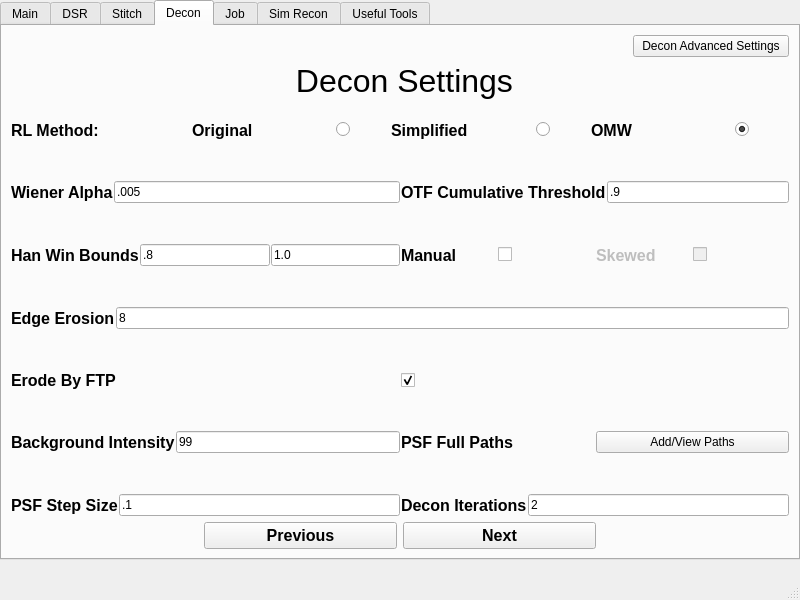
abcucberkeley/PetaKit5D-GUI, file src/mainwindow.ui: the form before one commit.
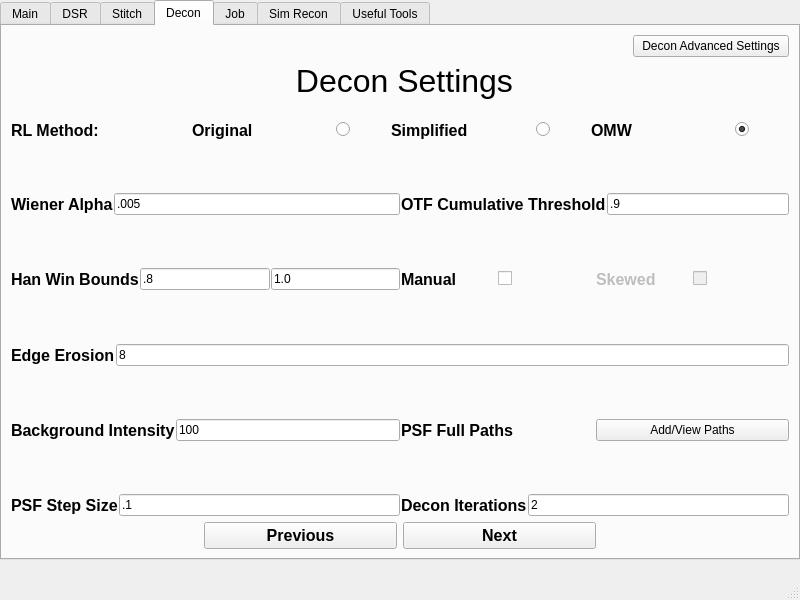
The form after the commit. The open tabs and pages were chosen to show the change.

Commit message: Moved ErodeByFTP to decon advanced and changed default Background Intensity to 100

What changed in the file:
```diff
--- a/src/mainwindow.ui
+++ b/src/mainwindow.ui
@@ -2494,7 +2494,7 @@
        </layout>
       </item>
       <item row="1" column="0">
-       <layout class="QVBoxLayout" name="verticalLayout_12" stretch="1,1,1,1,1,1,1,1,1,1,1,1,1">
+       <layout class="QVBoxLayout" name="verticalLayout_12" stretch="1,1,1,1,1,1,1,1,1,1,1">
         <property name="spacing">
          <number>1</number>
         </property>
@@ -2912,56 +2912,6 @@
           </property>
          </spacer>
         </item>
-        <item>
-         <layout class="QHBoxLayout" name="horizontalLayout_123" stretch="1">
-          <item>
-           <layout class="QHBoxLayout" name="horizontalLayout_36">
-            <item>
-             <widget class="QLabel" name="erodeByFTPLabel">
-              <property name="font">
-               <font>
-                <pointsize>12</pointsize>
-                <bold>true</bold>
-               </font>
-              </property>
-              <property name="text">
-               <string>Erode By FTP</string>
-              </property>
-             </widget>
-            </item>
-            <item>
-             <widget class="QCheckBox" name="erodeByFTPCheckBox">
-              <property name="autoFillBackground">
-               <bool>false</bool>
-              </property>
-              <property name="text">
-               <string/>
-              </property>
-              <property name="checked">
-               <bool>true</bool>
-              </property>
-             </widget>
-            </item>
-           </layout>
-          </item>
-         </layout>
-        </item>
-        <item>
-         <spacer name="verticalSpacer_21">
-          <property name="orientation">
-           <enum>Qt::Vertical</enum>
-          </property>
-          <property name="sizeType">
-           <enum>QSizePolicy::Preferred</enum>
-          </property>
-          <property name="sizeHint" stdset="0">
-           <size>
-            <width>20</width>
-            <height>10</height>
-           </size>
-          </property>
-         </spacer>
-        </item>
         <item>
          <layout class="QHBoxLayout" name="horizontalLayout_125" stretch="1,1">
           <item>
@@ -2982,7 +2932,7 @@
             <item>
              <widget class="QLineEdit" name="backgroundIntensityLineEdit">
               <property name="text">
-               <string>99</string>
+               <string>100</string>
               </property>
              </widget>
             </item>
```
The commit also changes 4 other files.
